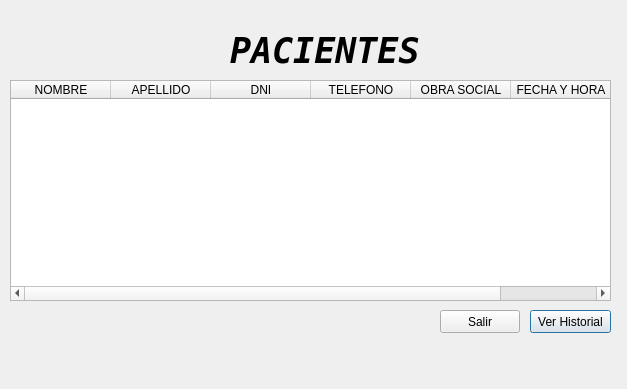
Old version of the form diseños_qt/todos_los_pacientes.ui in the repository FeliFaule/PROYECTO-FINAL.
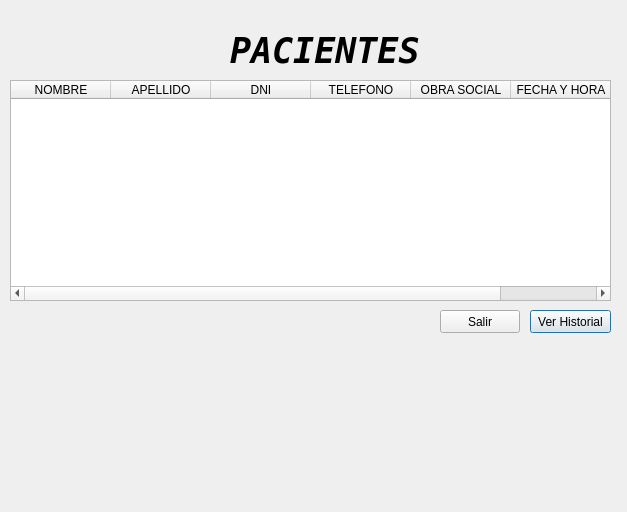
New version of the form.

Diff of the .ui file:
```diff
--- a/diseños_qt/todos_los_pacientes.ui
+++ b/diseños_qt/todos_los_pacientes.ui
@@ -7,7 +7,7 @@
     <x>0</x>
     <y>0</y>
     <width>627</width>
-    <height>389</height>
+    <height>512</height>
    </rect>
   </property>
   <property name="windowTitle">
```
